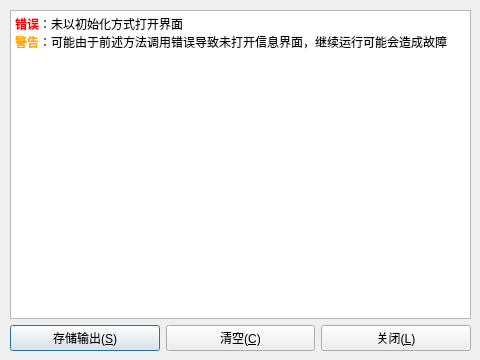
Above: XParser_GUI/GeneralOutput.ui from RushFTK/XParser_py3 before the change. Below: the same form after it.
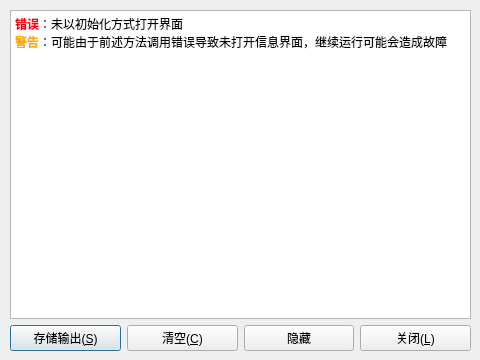
That is the form after the change.

Commit message: update basic ui design.

What changed in the file:
```diff
--- a/XParser_GUI/GeneralOutput.ui
+++ b/XParser_GUI/GeneralOutput.ui
@@ -72,6 +72,13 @@
         </property>
        </widget>
       </item>
+      <item>
+       <widget class="QPushButton" name="pushButton_hide">
+        <property name="text">
+         <string>隐藏</string>
+        </property>
+       </widget>
+      </item>
       <item>
        <widget class="QPushButton" name="pushButton_close">
         <property name="text">
```
The commit also changes 5 other files.
